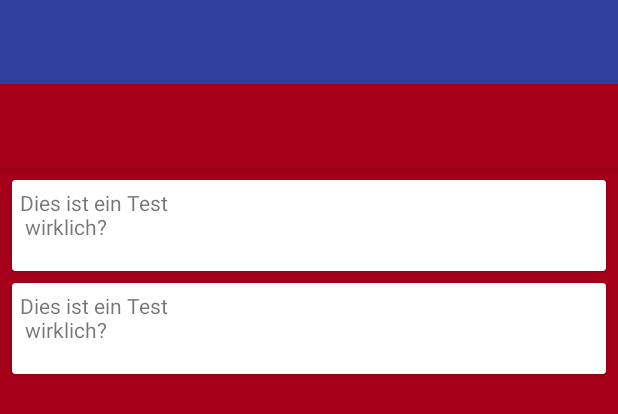
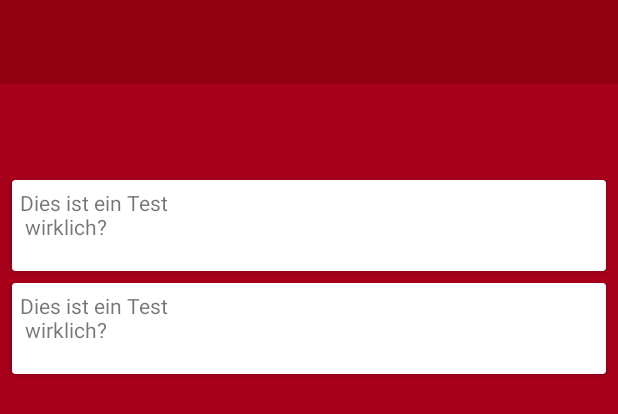
Before and after one commit to sutern/NFCReader, an Android app: the layout activity_main.xml on its own in the app's theme, with its tools: preview values and no code run, on a phone screen of 412 x 824 dp. Shown: the top 414 px of the screen. Run offline under Robolectric (Android 15) with nearby library versions, the phone set to English and light mode, and no system bars.

Commit message:
Color design

```diff
--- a/app/src/main/res/drawable/ic_menu_camera.xml
+++ b/app/src/main/res/drawable/ic_menu_camera.xml
@@ -4,9 +4,9 @@
     android:viewportHeight="24.0"
     android:viewportWidth="24.0">
     <path
-        android:fillColor="#FF000000"
+        android:fillColor="#FFFFFF"
         android:pathData="M12,12m-3.2,0a3.2,3.2 0,1 1,6.4 0a3.2,3.2 0,1 1,-6.4 0" />
     <path
-        android:fillColor="#FF000000"
+        android:fillColor="#FFFFFF"
         android:pathData="M9,2L7.17,4H4c-1.1,0 -2,0.9 -2,2v12c0,1.1 0.9,2 2,2h16c1.1,0 2,-0.9 2,-2V6c0,-1.1 -0.9,-2 -2,-2h-3.17L15,2H9zm3,15c-2.76,0 -5,-2.24 -5,-5s2.24,-5 5,-5 5,2.24 5,5 -2.24,5 -5,5z" />
 </vector>
--- a/app/src/main/res/drawable/ic_menu_gallery.xml
+++ b/app/src/main/res/drawable/ic_menu_gallery.xml
@@ -4,6 +4,6 @@
     android:viewportHeight="24.0"
     android:viewportWidth="24.0">
     <path
-        android:fillColor="#FF000000"
+        android:fillColor="#FFF"
         android:pathData="M22,16V4c0,-1.1 -0.9,-2 -2,-2H8c-1.1,0 -2,0.9 -2,2v12c0,1.1 0.9,2 2,2h12c1.1,0 2,-0.9 2,-2zm-11,-4l2.03,2.71L16,11l4,5H8l3,-4zM2,6v14c0,1.1 0.9,2 2,2h14v-2H4V6H2z" />
 </vector>
--- a/app/src/main/res/drawable/ic_menu_manage.xml
+++ b/app/src/main/res/drawable/ic_menu_manage.xml
@@ -4,6 +4,6 @@
     android:viewportHeight="24.0"
     android:viewportWidth="24.0">
     <path
-        android:fillColor="#FF000000"
+        android:fillColor="#FFF"
         android:pathData="M22.7,19l-9.1,-9.1c0.9,-2.3 0.4,-5 -1.5,-6.9 -2,-2 -5,-2.4 -7.4,-1.3L9,6 6,9 1.6,4.7C0.4,7.1 0.9,10.1 2.9,12.1c1.9,1.9 4.6,2.4 6.9,1.5l9.1,9.1c0.4,0.4 1,0.4 1.4,0l2.3,-2.3c0.5,-0.4 0.5,-1.1 0.1,-1.4z" />
 </vector>
--- a/app/src/main/res/drawable/ic_menu_send.xml
+++ b/app/src/main/res/drawable/ic_menu_send.xml
@@ -4,6 +4,6 @@
     android:viewportHeight="24.0"
     android:viewportWidth="24.0">
     <path
-        android:fillColor="#FF000000"
+        android:fillColor="#FFF"
         android:pathData="M2.01,21L23,12 2.01,3 2,10l15,2 -15,2z" />
 </vector>
--- a/app/src/main/res/drawable/ic_menu_share.xml
+++ b/app/src/main/res/drawable/ic_menu_share.xml
@@ -4,6 +4,6 @@
     android:viewportHeight="24.0"
     android:viewportWidth="24.0">
     <path
-        android:fillColor="#FF000000"
+        android:fillColor="#FFF"
         android:pathData="M18,16.08c-0.76,0 -1.44,0.3 -1.96,0.77L8.91,12.7c0.05,-0.23 0.09,-0.46 0.09,-0.7s-0.04,-0.47 -0.09,-0.7l7.05,-4.11c0.54,0.5 1.25,0.81 2.04,0.81 1.66,0 3,-1.34 3,-3s-1.34,-3 -3,-3 -3,1.34 -3,3c0,0.24 0.04,0.47 0.09,0.7L8.04,9.81C7.5,9.31 6.79,9 6,9c-1.66,0 -3,1.34 -3,3s1.34,3 3,3c0.79,0 1.5,-0.31 2.04,-0.81l7.12,4.16c-0.05,0.21 -0.08,0.43 -0.08,0.65 0,1.61 1.31,2.92 2.92,2.92 1.61,0 2.92,-1.31 2.92,-2.92s-1.31,-2.92 -2.92,-2.92z" />
 </vector>
--- a/app/src/main/res/drawable/ic_menu_slideshow.xml
+++ b/app/src/main/res/drawable/ic_menu_slideshow.xml
@@ -4,6 +4,6 @@
     android:viewportHeight="24.0"
     android:viewportWidth="24.0">
     <path
-        android:fillColor="#FF000000"
+        android:fillColor="#FFF"
         android:pathData="M4,6H2v14c0,1.1 0.9,2 2,2h14v-2H4V6zm16,-4H8c-1.1,0 -2,0.9 -2,2v12c0,1.1 0.9,2 2,2h12c1.1,0 2,-0.9 2,-2V4c0,-1.1 -0.9,-2 -2,-2zm-8,12.5v-9l6,4.5 -6,4.5z" />
 </vector>
--- a/app/src/main/res/layout/activity_main.xml
+++ b/app/src/main/res/layout/activity_main.xml
@@ -19,8 +19,12 @@
         android:id="@+id/nav_view"
         android:layout_width="wrap_content"
         android:layout_height="match_parent"
+        android:background="@color/colorPrimary"
         android:layout_gravity="start"
         android:fitsSystemWindows="true"
+        app:itemTextColor="@color/colorText"
+        app:itemIconTint="@color/colorText"
+        app:itemTextAppearance="@color/colorText"
         app:headerLayout="@layout/nav_header_main"
         app:menu="@menu/activity_main_drawer" />
 
--- a/app/src/main/res/layout/app_bar_main.xml
+++ b/app/src/main/res/layout/app_bar_main.xml
@@ -9,13 +9,15 @@
     <android.support.design.widget.AppBarLayout
         android:layout_width="match_parent"
         android:layout_height="wrap_content"
-        android:theme="@style/AppTheme.AppBarOverlay">
+        android:theme="@style/AppTheme.AppBarOverlay"
+        app:elevation="0dp">
 
         <android.support.v7.widget.Toolbar
             android:id="@+id/toolbar"
             android:layout_width="match_parent"
             android:layout_height="?attr/actionBarSize"
             android:background="?attr/colorPrimary"
+            android:elevation="0dp"
             app:popupTheme="@style/AppTheme.PopupOverlay" />
 
     </android.support.design.widget.AppBarLayout>
--- a/app/src/main/res/layout/content_main.xml
+++ b/app/src/main/res/layout/content_main.xml
@@ -3,7 +3,7 @@
     xmlns:tools="http://schemas.android.com/tools"
     android:layout_width="fill_parent"
     android:layout_height="fill_parent"
-    android:background="@color/background"
+    android:background="@color/colorBackground"
     tools:context=".MainActivity"
     android:orientation="vertical"
     android:weightSum="1"
--- a/app/src/main/res/layout/nav_header_main.xml
+++ b/app/src/main/res/layout/nav_header_main.xml
@@ -3,7 +3,7 @@
     xmlns:app="http://schemas.android.com/apk/res-auto"
     android:layout_width="match_parent"
     android:layout_height="@dimen/nav_header_height"
-    android:background="@drawable/side_nav_bar"
+    android:background="@color/colorPrimaryDark"
     android:gravity="bottom"
     android:orientation="vertical"
     android:paddingBottom="@dimen/activity_vertical_margin"
--- a/app/src/main/res/menu/activity_main_drawer.xml
+++ b/app/src/main/res/menu/activity_main_drawer.xml
@@ -1,6 +1,7 @@
 <?xml version="1.0" encoding="utf-8"?>
 <menu xmlns:android="http://schemas.android.com/apk/res/android"
     xmlns:tools="http://schemas.android.com/tools"
+    xmlns:app="http://schemas.android.com/apk/res-auto"
     tools:showIn="navigation_view">
 
     <group android:checkableBehavior="single">
@@ -22,7 +23,8 @@
             android:title="Tools" />
     </group>
 
-    <item android:title="Communicate">
+    <item android:title="Communicate"
+        app:titleTextColor="@color/colorText">
         <menu>
             <item
                 android:id="@+id/nav_share"
--- a/app/src/main/res/values/colors.xml
+++ b/app/src/main/res/values/colors.xml
@@ -1,7 +1,8 @@
 <?xml version="1.0" encoding="utf-8"?>
 <resources>
     <color name="colorPrimary">#A6001B</color>
-    <color name="colorPrimaryDark">#303F9F</color>
+    <color name="colorPrimaryDark">#900010</color>
     <color name="colorAccent">#FF4081</color>
-    <color name="background">#A6001B</color>
+    <color name="colorBackground">#A6001B</color>
+    <color name="colorText">#FFFFFF</color>
 </resources>
```
